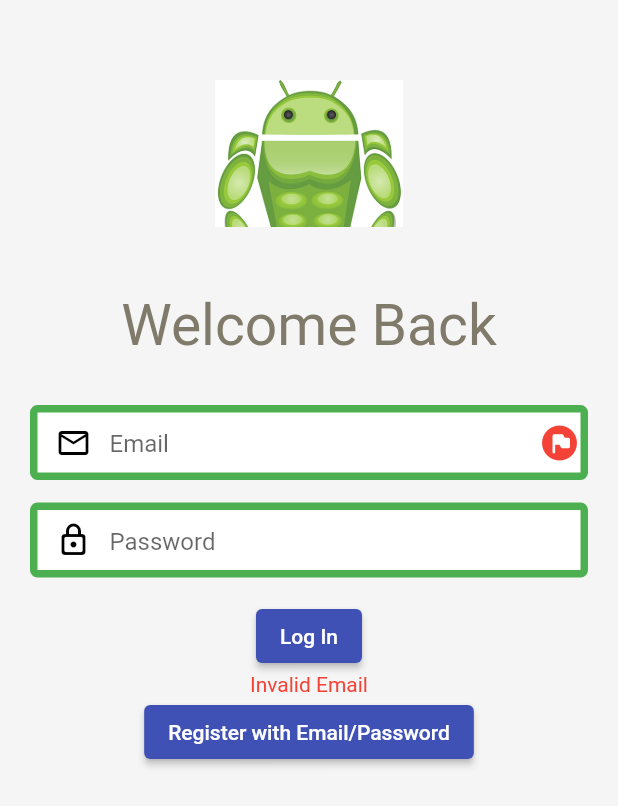
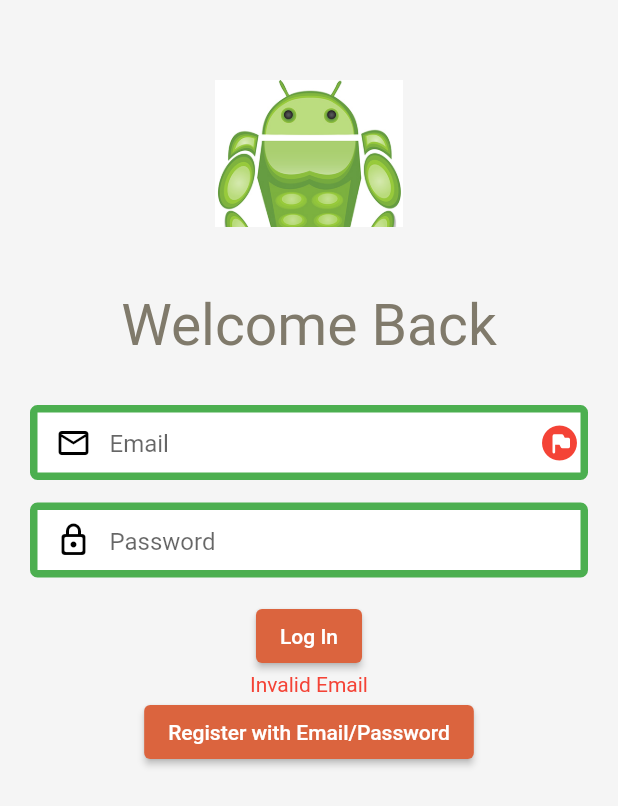
Before and after one commit to GDauterman/rpi_beefcake, a Flutter app: the screen it shows after launch, after a tap on "Log In", on a phone screen of 412 x 824 dp. Shown: the top 806 px of the screen. Run offline on Flutter 3.47's test engine with Material 2 defaults, Android fonts, the phone set to English and light mode, and no system bars; our stand-ins replace cloud_firestore, firebase_auth, firebase_core; accounts and stored records are empty; Roboto replaces fonts that are missing (Proxima Nova).

Commit message:
Funcional dark mode and app bar rework

```diff
--- a/lib/base_page.dart
+++ b/lib/base_page.dart
@@ -19,6 +19,9 @@ class _BasePage extends State<BasePage> {
 
   PageItems pageItem = PageItems.health;
 
+  FloatingActionButtonLocation _fabLocation =
+      FloatingActionButtonLocation.endDocked;
+
   void _onItemTapped(int index) {
     setState(() {
       if(index == PageItems.home.getIndex) {
@@ -37,13 +40,14 @@ class _BasePage extends State<BasePage> {
     return Scaffold(
       appBar: AppBar(
         title: Text(pageItem.getTitle),
-        backgroundColor: Theme.of(context).colorScheme.background,
+        backgroundColor: Theme.of(context).colorScheme.primary,
         actions: [
           IconButton(
               onPressed: (() {widget.nk.currentState!.pushNamed('/settings');}),
               icon: Icon(Icons.settings, size: 32,))
         ],
       ),
+
       body: (() {
         if(pageItem == PageItems.home) {
           return HomePage();}
@@ -54,9 +58,47 @@ class _BasePage extends State<BasePage> {
         if(pageItem == PageItems.trends) {
           return const TrendsPage();}
       } ()),
-      bottomNavigationBar: BottomNavigationBar(
-        backgroundColor: Theme.of(context).colorScheme.background,
-        items: <BottomNavigationBarItem>[
+
+      floatingActionButton: FloatingActionButton(
+        onPressed: () {},
+          child: const Icon(Icons.add),
+        backgroundColor: Theme.of(context).colorScheme.secondary
+      ) ,
+
+      bottomNavigationBar: BottomAppBar(
+        shape: CircularNotchedRectangle(),
+        color: Theme.of(context).colorScheme.background,
+        child: Row(
+          children: <Widget>[
+            IconButton(
+                onPressed: () {
+                  _onItemTapped(pageItem.getIndex);
+                },
+                icon:  Icon(Icons.home),
+                color: Theme.of(context).colorScheme.surfaceVariant,
+            ),
+            IconButton(
+              onPressed: () {
+                _onItemTapped(pageItem.getIndex);
+              },
+              icon:  Icon(Icons.sports_gymnastics),
+              color: Theme.of(context).colorScheme.surfaceVariant,
+            ),
+            IconButton(
+              onPressed: () {
+                _onItemTapped(pageItem.getIndex);
+              },
+              icon:  Icon(Icons.heart_broken),
+              color: Theme.of(context).colorScheme.surfaceVariant,
+            ),
+            IconButton(
+              onPressed: () {
+                _onItemTapped(pageItem.getIndex);
+              },
+              icon:  Icon(Icons.auto_graph),
+              color: Theme.of(context).colorScheme.surfaceVariant,
+            ),
+            /*
             BottomNavigationBarItem(
               icon: Icon(Icons.home),
               label: 'Home',
@@ -77,10 +119,14 @@ class _BasePage extends State<BasePage> {
               label: 'Trends',
               backgroundColor: Theme.of(context).colorScheme.surfaceVariant,
             ),
+             */
           ],
+        /*
         currentIndex: pageItem.getIndex,
-        selectedItemColor: Colors.grey,
+        selectedItemColor: Theme.of(context).colorScheme.primary,
         onTap: _onItemTapped,
+        */
+        ),
     ),
     );
   }
--- a/lib/health_page.dart
+++ b/lib/health_page.dart
@@ -2,6 +2,7 @@
 import 'package:flutter/material.dart';
 import 'package:rpi_beefcake/firestore.dart';
 import 'package:rpi_beefcake/profile_page.dart';
+import 'package:rpi_beefcake/style_lib.dart';
 import 'package:rpi_beefcake/widget_library.dart';
 
 enum healthSubPages { options, sleep, nutrition, hydration, goals }
@@ -30,7 +31,7 @@ class _HealthPage extends State<HealthPage> {
                 padding: EdgeInsets.symmetric(vertical: 15),
                 child: ElevatedButton(
                   style: ElevatedButton.styleFrom(
-                      backgroundColor: Theme.of(context).colorScheme.primary,
+                      backgroundColor: Theme.of(context).colorScheme.primary
                   ),
                   onPressed: (() {
                     setState(() {widget.curPage = healthSubPages.nutrition;});
@@ -48,7 +49,7 @@ class _HealthPage extends State<HealthPage> {
                 padding: EdgeInsets.symmetric(vertical: 15),
                 child: ElevatedButton(
                   style: ElevatedButton.styleFrom(
-                    backgroundColor: Theme.of(context).colorScheme.primary,
+                    primary: Theme.of(context).colorScheme.primary,
                   ),
                   onPressed: (() {
                     setState(() {widget.curPage = healthSubPages.sleep;});
@@ -83,6 +84,9 @@ class _HealthPage extends State<HealthPage> {
               Padding(
                 padding: EdgeInsets.symmetric(vertical: 15),
                 child: ElevatedButton(
+                  style: ElevatedButton.styleFrom(
+                    backgroundColor: Theme.of(context).colorScheme.primary,
+                  ),
                   onPressed: (() {
                     setState(() {widget.curPage = healthSubPages.goals;});
                   }),
@@ -90,13 +94,11 @@ class _HealthPage extends State<HealthPage> {
                     padding: EdgeInsets.all(5),
                     child: Text(
                       'Change Goals',
-                      style: TextStyle(
-                          fontSize: 30
+                       style: Theme.of(context).textTheme.button,
                       ),
                     ),
                   ),
                 ),
-              ),
             ],
           )
         );
@@ -322,7 +324,6 @@ class SleepPage extends StatelessWidget {
     return Material(
       // Sleep Container
       child: SingleChildScrollView(
-
         child: Column(
           children: [
             Padding(
--- a/lib/style_lib.dart
+++ b/lib/style_lib.dart
@@ -4,6 +4,93 @@ import 'package:flutter/material.dart';
 ThemeData customLightTheme() {
 
   TextTheme _customLightThemesTextTheme(TextTheme base) {
+    return base.copyWith(
+      button: base.button?.copyWith(
+        //fontFamily: ‘Roboto’,
+        fontSize: 26.0,
+        color: Colors.white,
+      ),
+      headline6: base.headline6?.copyWith(
+          fontSize: 15.0,
+          color: Colors.orange
+      ),
+      headline4: base.headline1?.copyWith(
+        fontSize: 24.0,
+        color: Colors.white,
+      ),
+      headline3: base.headline1?.copyWith(
+        fontSize: 22.0,
+        color: Colors.grey,
+      ),
+      caption: base.caption?.copyWith(
+        color: Color(0xFFCCC5AF),
+      ),
+      bodyText2: base.bodyText2?.copyWith(color: Color(0xFF807A6B)),
+      bodyText1: base.bodyText1?.copyWith(color: Colors.brown),
+    );
+  }
+
+  final ThemeData lightTheme = ThemeData.light();
+  return lightTheme.copyWith(
+    colorScheme: lightTheme.colorScheme.copyWith(
+      //primary colors
+        primary: Color(0xFFDB643E),
+        primaryContainer: Color(0xFFFF9876),
+        onPrimary: Color(0xFFFFFFFF),
+        onPrimaryContainer: Color(0xFF3A0A00),
+
+        //secondary colors
+        secondary: Color(0xFF77574E),
+        secondaryContainer: Color(0xFFFF9876),
+        onSecondary: Color(0xFFFFFFFF),
+        onSecondaryContainer: Color(0xFF2C150F),
+
+        //error colors
+        error: Color(0xFFBA1A1A),
+        errorContainer: Color(0xFFFFDAD6),
+        onError: Color(0xFFFFFFFF),
+        onErrorContainer: Color(0xFF410002),
+
+        //neutral colors
+        background: Color(0xFFFFFBFF),
+        surface: Color(0xFFFFFBFF),
+        onBackground: Color(0xFF201A18),
+        onSurface: Color(0xFF201A18),
+
+        //neutral variant colors
+        surfaceVariant: Color(0xFFFFB197),
+        outline: Color(0xFF85736E),
+        onSurfaceVariant: Color(0xFF53433F),
+        shadow: Color(0xFF000000),
+
+        //inverse colors
+        inverseSurface: Color(0xFF362F2D),
+        onInverseSurface: Color(0xFFFBEEEB),
+        inversePrimary: Color(0xFFFFB5A0)
+    ),
+    textTheme: _customLightThemesTextTheme(lightTheme.textTheme),
+    indicatorColor: Color(0xFF807A6B),
+    scaffoldBackgroundColor: Color(0xFFF5F5F5),
+    primaryIconTheme: lightTheme.primaryIconTheme.copyWith(
+      color: Colors.white,
+      size: 20,
+    ),
+    iconTheme: lightTheme.iconTheme.copyWith(
+      color: Colors.white,
+    ),
+    backgroundColor: Colors.indigo,
+    tabBarTheme: lightTheme.tabBarTheme.copyWith(
+      labelColor: Color(0xffce107c),
+      unselectedLabelColor: Colors.grey,
+    ),
+    buttonTheme: lightTheme.buttonTheme.copyWith(buttonColor: Colors.red),
+    errorColor: Colors.red,
+  );
+}
+
+ThemeData customDarkTheme() {
+  final ThemeData darkTheme = ThemeData.dark();
+  TextTheme _customDarkThemesTextTheme(TextTheme base) {
     return base.copyWith(
       button: base.button?.copyWith(
         //fontFamily: ‘Roboto’,
@@ -30,72 +117,42 @@ ThemeData customLightTheme() {
     );
   }
 
-  final ThemeData lightTheme = ThemeData.light();
-  return lightTheme.copyWith(
-    colorScheme: lightTheme.colorScheme.copyWith(
-        primary: Colors.indigo,
-        background: Colors.indigo,
-        surfaceVariant: Colors.indigo,
-        secondary: Colors.pink[100]
-    ),
-    textTheme: _customLightThemesTextTheme(lightTheme.textTheme),
-    indicatorColor: Color(0xFF807A6B),
-    scaffoldBackgroundColor: Color(0xFFF5F5F5),
-    primaryIconTheme: lightTheme.primaryIconTheme.copyWith(
-      color: Colors.white,
-      size: 20,
-    ),
-    iconTheme: lightTheme.iconTheme.copyWith(
-      color: Colors.white,
-    ),
-    backgroundColor: Colors.indigo,
-    tabBarTheme: lightTheme.tabBarTheme.copyWith(
-      labelColor: Color(0xffce107c),
-      unselectedLabelColor: Colors.grey,
-    ),
-    buttonTheme: lightTheme.buttonTheme.copyWith(buttonColor: Colors.red),
-    errorColor: Colors.red,
-  );
-}
-
-ThemeData customDarkTheme() {
-  TextTheme _customDarkThemesTextTheme(TextTheme base) {
-    return base.copyWith(
-      button: base.button?.copyWith(
-        //fontFamily: ‘Roboto’,
-        fontSize: 30.0,
-        color: Colors.white,
-      ),
-      headline6: base.headline6?.copyWith(
-          fontSize: 15.0,
-          color: Colors.orange
-      ),
-      headline4: base.headline1?.copyWith(
-        fontSize: 24.0,
-        color: Colors.white,
-      ),
-      headline3: base.headline1?.copyWith(
-        fontSize: 22.0,
-        color: Colors.grey,
-      ),
-      caption: base.caption?.copyWith(
-        color: Color(0xFFCCC5AF),
-      ),
-      bodyText2: base.bodyText2?.copyWith(color: Color(0xFF807A6B)),
-      bodyText1: base.bodyText1?.copyWith(color: Colors.brown),
-    );
-  }
-  final ThemeData darkTheme = ThemeData.dark();
   return darkTheme.copyWith(
     colorScheme: darkTheme.colorScheme.copyWith(
+        //primary colors
+        primary: Color(0xFFA02799),
+        primaryContainer: Color(0xFFFFD7F3),
+        onPrimary: Color(0xFFFFFFFF),
+        onPrimaryContainer: Color(0xFF390036),
+
+        //secondary colors
+        secondary: Color(0xFFBBC7DB),
+        secondaryContainer: Color(0xFF3B4858),
+        onSecondary: Color(0xFF253140),
+        onSecondaryContainer: Color(0xFFD7E3F7),
+
+        //error colors
+        error: Color(0xFFFFb4AB),
+        errorContainer: Color(0xFF93000A),
+        onError: Color(0xFF690005),
+        onErrorContainer: Color(0xFFFFB4AB),
+
         //neutral colors
-        //background: Color(0x1A1C1E),
-        //onBackground: Color(0xE2E2E6),
+        background: Color(0xFF1A1C1E),
+        surface: Color(0xFF1A1C1E),
+        onBackground: Color(0xFFE2E2E6),
+        onSurface: Color(0xFFE2E2E6),
 
-        //primary colors
-        primary: Colors.purple[800],
-        secondary: Colors.purple[400]
+        //neutral variant colors
+        surfaceVariant: Color(0xFF43474E),
+        outline: Color(0xFF8D9199),
+        onSurfaceVariant: Color(0xFFC3C7CF),
+        shadow: Color(0xFF000000),
 
+        //inverse colors
+        inverseSurface: Color(0xFFE2E2E6),
+        onInverseSurface: Color(0xFF2F3033),
+        inversePrimary: Color(0xFF0061A4)
     ),
     textTheme: _customDarkThemesTextTheme(darkTheme.textTheme),
     indicatorColor: Colors.green,
@@ -106,12 +163,12 @@ ThemeData customDarkTheme() {
     iconTheme: darkTheme.iconTheme.copyWith(
       color: Colors.grey[600],
     ),
-    backgroundColor: darkTheme.backgroundColor,
+    //backgroundColor: darkTheme.backgroundColor,
     tabBarTheme: darkTheme.tabBarTheme.copyWith(
       labelColor: Color(0xffce107c),
       unselectedLabelColor: Colors.grey,
     ),
-    buttonTheme: darkTheme.buttonTheme.copyWith(buttonColor: Colors.red),
+    buttonTheme: darkTheme.buttonTheme.copyWith(buttonColor:  Color(0xDD5FD0)),
     errorColor: Colors.red,
   );
 }
```
Also changed, not shown: lib/widget_library.dart (+17 -8 lines). Lines whose indentation alone changed are shown as unchanged.
